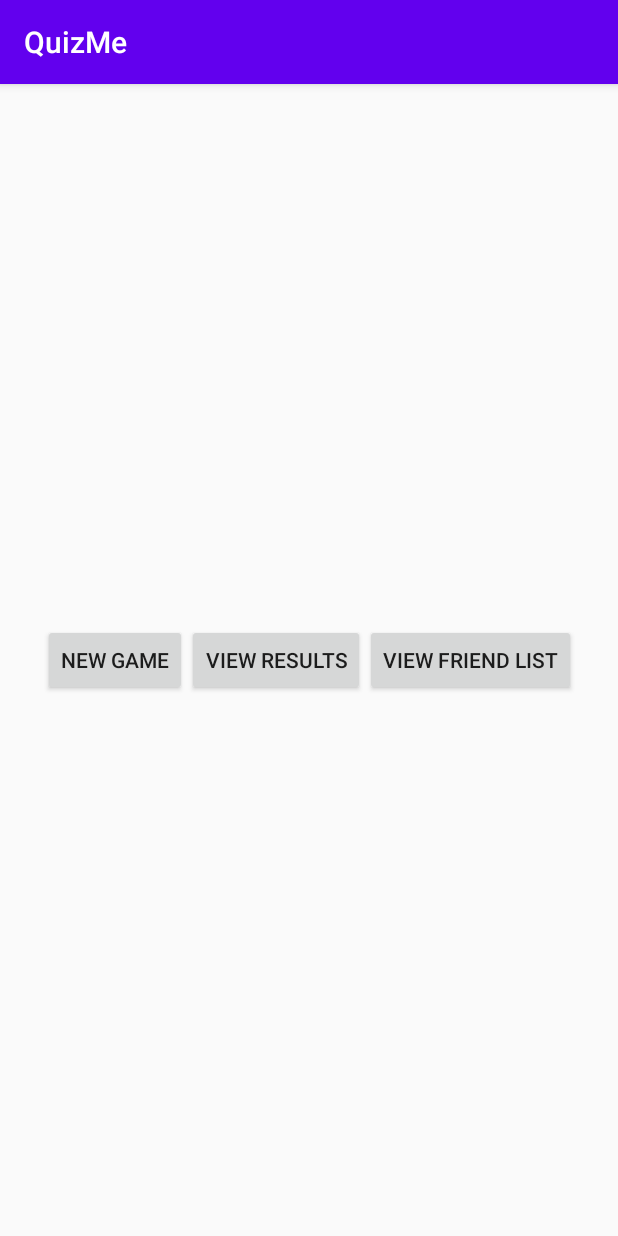
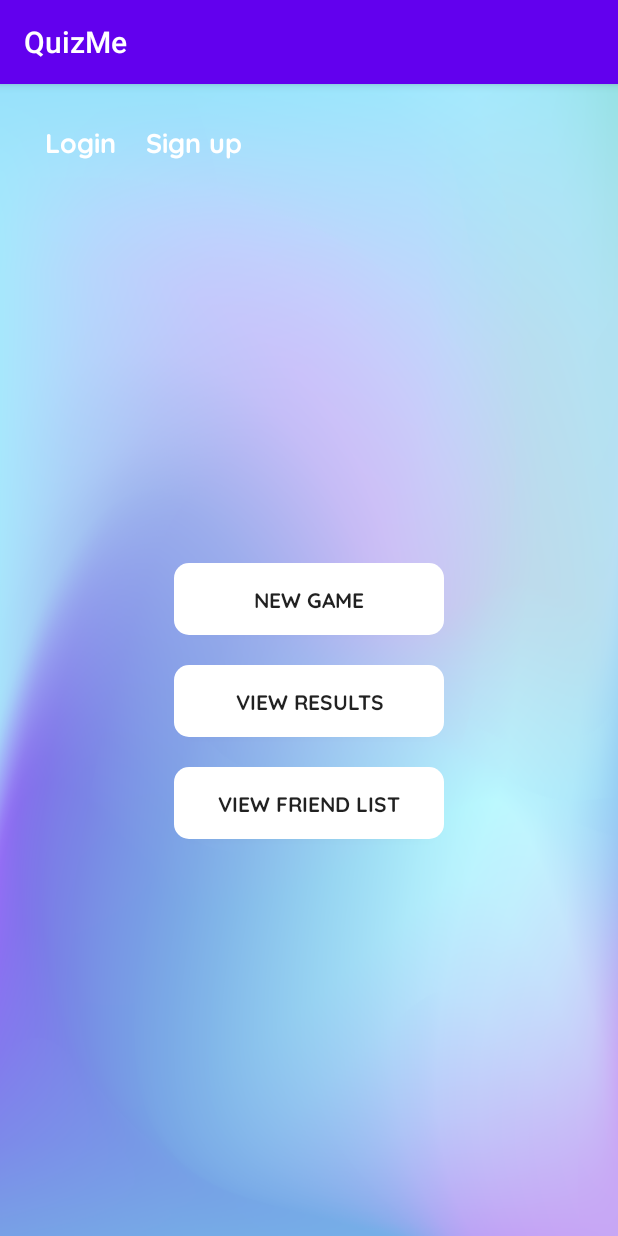
Before and after one commit to agustfridjons/QuizApp, an Android app: the screen it shows after launch (MainActivity), on a phone screen of 412 x 824 dp. Run offline under Robolectric (Android 15) with nearby library versions, the phone set to English and light mode, and no system bars.

Commit message:
laga valinn category, byrja adeins a utliti fyrir nokkur activites, setja login og sign up takka upp i horn a main skja

```diff
--- a/QuizMe/app/src/main/java/com/example/quizme/ui/GameActivity.java
+++ b/QuizMe/app/src/main/java/com/example/quizme/ui/GameActivity.java
@@ -46,6 +46,7 @@ public class GameActivity extends AppCompatActivity {
 
         // Get chosen category from DifficultyActivity (CategoryActivity)
         String category = getIntent().getStringExtra("Category");
+        System.out.println("GameAct fær inn: " + category);
 
         // Get chosen difficulty from DifficultyActivity
         String difficulty = getIntent().getStringExtra("Difficulty");
--- a/QuizMe/app/src/main/java/com/example/quizme/ui/MainActivity.java
+++ b/QuizMe/app/src/main/java/com/example/quizme/ui/MainActivity.java
@@ -6,13 +6,14 @@ import android.content.Intent;
 import android.os.Bundle;
 import android.view.View;
 import android.widget.Button;
-import android.widget.EditText;
+import android.widget.TextView;
 
 import com.example.quizme.R;
 
 public class MainActivity extends AppCompatActivity {
 
-    private Button mNewGame, mGameResults, mViewFriendList, mLogIn;
+    private Button mNewGame, mGameResults, mViewFriendList;
+    private TextView mLoginText, mSignUpText;
 
     @Override
     protected void onCreate(Bundle savedInstanceState) {
@@ -22,8 +23,10 @@ public class MainActivity extends AppCompatActivity {
         mNewGame = (Button) findViewById(R.id.newgame_button);
         mGameResults = (Button) findViewById(R.id.gameresults_button);
         mViewFriendList = (Button) findViewById(R.id.friendlist_button);
-        mLogIn = (Button) findViewById(R.id.login_button);
+        mLoginText = (TextView) findViewById(R.id.login_text);
+        mSignUpText = (TextView) findViewById(R.id.signup_text);
 
+        // Play a new game
         mNewGame.setOnClickListener(new View.OnClickListener() {
             @Override
             public void onClick(View v) {
@@ -32,13 +35,31 @@ public class MainActivity extends AppCompatActivity {
             }
         });
 
+        // View your friend list
+        mViewFriendList.setOnClickListener(new View.OnClickListener() {
+            @Override
+            public void onClick(View v) {
+                Intent friendListIntent = new Intent(MainActivity.this, FriendListActivity.class);
+                startActivity(friendListIntent);
+            }
+        });
+
         // Go to login screen
-        mLogIn.setOnClickListener(new View.OnClickListener() {
+        mLoginText.setOnClickListener(new View.OnClickListener() {
             @Override
             public void onClick(View v) {
                 Intent loginIntent = new Intent(MainActivity.this, LoginActivity.class);
                 startActivity(loginIntent);
             }
         });
+
+        // Go to sign up screen
+        mSignUpText.setOnClickListener(new View.OnClickListener() {
+            @Override
+            public void onClick(View v) {
+                Intent signUpIntent = new Intent(MainActivity.this, SignUpActivity.class);
+                startActivity(signUpIntent);
+            }
+        });
     }
 }
--- a/QuizMe/app/src/main/res/layout/activity_category.xml
+++ b/QuizMe/app/src/main/res/layout/activity_category.xml
@@ -18,6 +18,7 @@
             android:id="@+id/textView"
             android:layout_width="wrap_content"
             android:layout_height="wrap_content"
+            android:layout_margin="10dp"
             android:text="@string/category"
             android:fontFamily="@font/quicksand_bold"
             android:textColor="#ffffff"
@@ -27,7 +28,8 @@
             android:id="@+id/categories"
             android:layout_width="fill_parent"
             android:layout_height="wrap_content"
-            android:layout_margin="10dp"
+            android:layout_margin="20dp"
+            android:entries="@array/category_array"
             android:fontFamily="@font/quicksand_medium" />
 
         <Button
--- a/QuizMe/app/src/main/res/layout/activity_main.xml
+++ b/QuizMe/app/src/main/res/layout/activity_main.xml
@@ -6,53 +6,67 @@
     android:layout_height="match_parent"
     android:gravity="center"
     android:orientation="vertical"
+    android:background="@drawable/paleblue"
     tools:context=".ui.MainActivity">
 
+    <LinearLayout
+        android:layout_width="match_parent"
+        android:layout_height="30dp"
+        android:layout_marginTop="25dp">
 
-    <androidx.constraintlayout.widget.ConstraintLayout
+        <TextView
+            android:id="@+id/login_text"
+            android:layout_width="wrap_content"
+            android:layout_height="match_parent"
+            android:layout_marginLeft="30dp"
+            android:layout_marginRight="20dp"
+            android:fontFamily="@font/quicksand_bold"
+            android:text="@string/login"
+            android:textColor="#ffffff"
+            android:textSize="18dp" />
+
+        <TextView
+            android:id="@+id/signup_text"
+            android:layout_width="wrap_content"
+            android:layout_height="match_parent"
+            android:fontFamily="@font/quicksand_bold"
+            android:text="Sign up"
+            android:textColor="#ffffff"
+            android:textSize="18dp" />
+    </LinearLayout>
+
+    <LinearLayout
         android:layout_width="match_parent"
-        android:layout_height="match_parent">
-
-        <LinearLayout
-            android:id="@+id/linearLayout"
-            android:layout_width="wrap_content"
-            android:layout_height="wrap_content"
-            android:orientation="horizontal"
-            app:layout_constraintBottom_toBottomOf="parent"
-            app:layout_constraintEnd_toEndOf="parent"
-            app:layout_constraintStart_toStartOf="parent"
-            app:layout_constraintTop_toTopOf="parent">
+        android:layout_height="match_parent"
+        android:gravity="center"
+        android:orientation="vertical">
 
             <Button
                 android:id="@+id/newgame_button"
-                android:layout_width="wrap_content"
+                android:layout_width="180dp"
                 android:layout_height="wrap_content"
-                android:text="@string/new_game_button" />
+                android:layout_margin="10dp"
+                android:text="@string/new_game_button"
+                android:background="@drawable/button_custom_white"
+                android:fontFamily="@font/quicksand_bold" />
 
             <Button
                 android:id="@+id/gameresults_button"
-                android:layout_width="match_parent"
+                android:layout_width="180dp"
                 android:layout_height="wrap_content"
-                android:text="@string/view_results_button" />
+                android:layout_margin="10dp"
+                android:text="@string/view_results_button"
+                android:background="@drawable/button_custom_white"
+                android:fontFamily="@font/quicksand_bold" />
 
             <Button
                 android:id="@+id/friendlist_button"
-                android:layout_width="match_parent"
+                android:layout_width="180dp"
                 android:layout_height="wrap_content"
-                android:text="@string/view_friend_list_button" />
-
-        </LinearLayout>
-
-        <Button
-            android:id="@+id/login_button"
-            android:layout_width="84dp"
-            android:layout_height="42dp"
-            android:text="@string/login_button"
-            app:layout_constraintBottom_toTopOf="@+id/linearLayout"
-            app:layout_constraintEnd_toEndOf="parent"
-            app:layout_constraintStart_toStartOf="parent"
-            app:layout_constraintTop_toBottomOf="parent"
-            app:layout_constraintVertical_bias="0.559" />
-    </androidx.constraintlayout.widget.ConstraintLayout>
+                android:layout_margin="10dp"
+                android:text="@string/view_friend_list_button"
+                android:background="@drawable/button_custom_white"
+                android:fontFamily="@font/quicksand_bold" />
+    </LinearLayout>
 
 </LinearLayout>
--- a/QuizMe/app/src/main/res/values/strings.xml
+++ b/QuizMe/app/src/main/res/values/strings.xml
@@ -18,6 +18,7 @@
     <string name="medium">Medium</string>
     <string name="hard">Hard</string>
     <string name="difficulty_level">Choose a difficulty level</string>
+    <string name="login">Login</string>
 
     <string-array name="category_array">
         <item>Animals</item>
```
Also changed, not shown: QuizMe/app/src/main/java/com/example/quizme/ui/CategoryActivity.java (+33 -14 lines), QuizMe/app/src/main/res/drawable-ldpi/cancan.png (deleted), QuizMe/app/src/main/res/drawable-ldpi/lolypop.png (deleted), QuizMe/app/src/main/res/drawable-ldpi/milkyway.png (deleted), QuizMe/app/src/main/res/drawable-ldpi/paleblue.png (deleted), QuizMe/app/src/main/res/drawable-ldpi/riceflower.png (deleted), QuizMe/app/src/main/res/drawable-ldpi/sunset.png (deleted), QuizMe/app/src/main/res/drawable/lolypop.png (added), QuizMe/app/src/main/res/drawable/milkyway.png (added), QuizMe/app/src/main/res/drawable/paleblue.png (added), QuizMe/app/src/main/res/drawable/riceflower.png (added).
